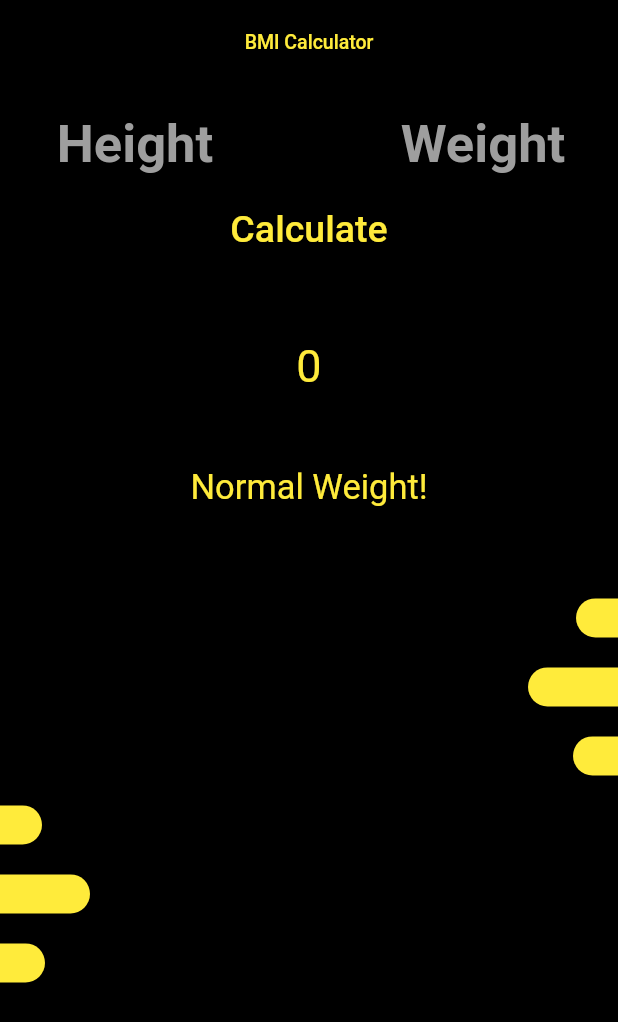
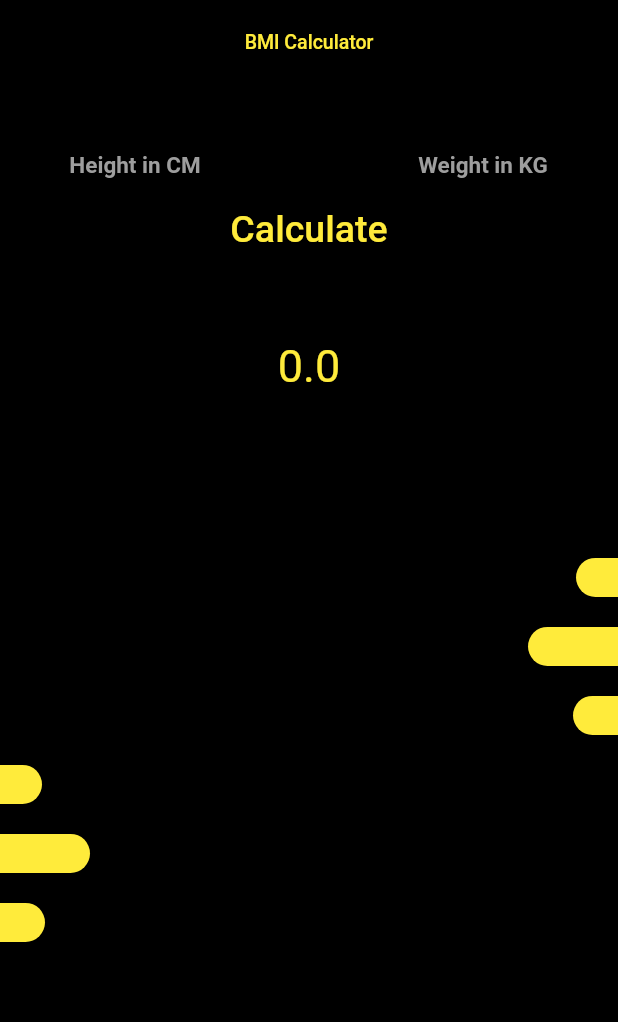
Before and after one commit to arvan903/new_bmi_calc, a Flutter app: the screen it shows after launch, on a phone screen of 412 x 824 dp. Shown: the top 1022 px of the screen. Run offline on Flutter 3.47's test engine with Material 2 defaults, Android fonts, the light colour scheme and no system bars.

Commit message:
Fully coded , icon added , ready to use

```diff
--- a/lib/main.dart
+++ b/lib/main.dart
@@ -1,4 +1,5 @@
 import 'package:flutter/material.dart';
+import 'dart:math';
 
 void main() {
   runApp(const MyApp());
@@ -16,8 +17,21 @@
   }
 }
 
-class MyHomePage extends StatelessWidget {
+class MyHomePage extends StatefulWidget {
   const MyHomePage({Key? key}) : super(key: key);
+
+  @override
+  State<MyHomePage> createState() => _MyHomePageState();
+}
+
+class _MyHomePageState extends State<MyHomePage> {
+  final TextEditingController _heightController = TextEditingController();
+
+  final TextEditingController _weightController = TextEditingController();
+
+  late double _bmiResult = 0;
+
+  late String _textResult = '';
 
   @override
   Widget build(BuildContext context) {
@@ -46,33 +60,36 @@
                     color: Colors.black,
                     height: 90.0,
                     width: 110.0,
-                    child: const TextField(
+                    child: TextField(
+                      controller: _heightController,
                       textAlign: TextAlign.center,
-                      style: TextStyle(color: Colors.yellow, fontSize: 35.0),
-                      decoration: InputDecoration(
+                      style:
+                          const TextStyle(color: Colors.yellow, fontSize: 35.0),
+                      decoration: const InputDecoration(
                           border: InputBorder.none,
-                          hintText: 'Height',
+                          hintText: 'Height in CM',
                           hintStyle: TextStyle(
                               color: Colors.grey,
                               fontWeight: FontWeight.bold,
-                              fontSize: 35.0)),
+                              fontSize: 15.0)),
                     ),
                   ),
                   Container(
                     color: Colors.black,
                     height: 90.0,
                     width: 110.0,
-                    child: const TextField(
+                    child: TextField(
+                      controller: _weightController,
                       textAlign: TextAlign.center,
-                      style: TextStyle(
+                      style: const TextStyle(
                         color: Colors.yellow,
                         fontSize: 35.0,
                       ),
-                      decoration: InputDecoration(
+                      decoration: const InputDecoration(
                           border: InputBorder.none,
-                          hintText: 'Weight',
+                          hintText: 'Weight in KG',
                           hintStyle: TextStyle(
-                              fontSize: 35,
+                              fontSize: 15.0,
                               color: Colors.grey,
                               fontWeight: FontWeight.bold)),
                     ),
@@ -84,7 +101,20 @@
           Flexible(
             child: ElevatedButton(
               style: ElevatedButton.styleFrom(primary: Colors.black),
-              onPressed: () {},
+              onPressed: () {
+                double height = double.parse(_heightController.text);
+                double weight = double.parse(_weightController.text);
+                setState(() {
+                  _bmiResult = weight / pow(height / 100, 2);
+                  if (_bmiResult > 25) {
+                    _textResult = 'You Are Overweight !!';
+                  } else if (_bmiResult >= 18.5 && _bmiResult <= 25) {
+                    _textResult = 'Your Weight is Normal !';
+                  } else {
+                    _textResult = 'You Are Underweight !!';
+                  }
+                });
+              },
               child: const Text(
                 'Calculate',
                 style: TextStyle(
@@ -99,10 +129,10 @@
               height: 50.0,
             ),
           ),
-          const Flexible(
+          Flexible(
             child: Text(
-              '0',
-              style: TextStyle(color: Colors.yellow, fontSize: 30.0),
+              _bmiResult.toStringAsFixed(1),
+              style: const TextStyle(color: Colors.yellow, fontSize: 30.0),
             ),
           ),
           const Flexible(
@@ -110,10 +140,13 @@
               height: 50.0,
             ),
           ),
-          const Flexible(
-            child: Text(
-              'Normal Weight!',
-              style: TextStyle(fontSize: 23, color: Colors.yellow),
+          Flexible(
+            child: Visibility(
+              visible: _textResult.isNotEmpty,
+              child: Text(
+                _textResult,
+                style: const TextStyle(fontSize: 23, color: Colors.yellow),
+              ),
             ),
           ),
           const Flexible(
```
Also changed, not shown: 5 other files.
